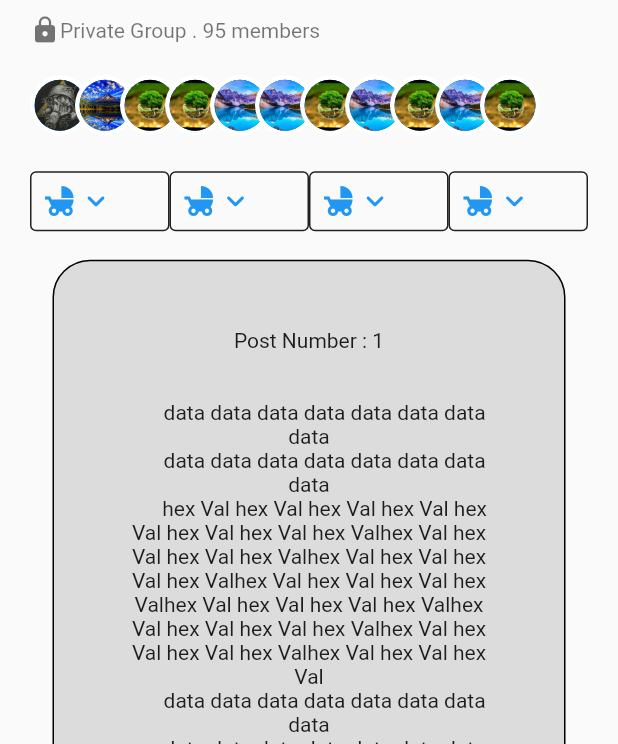
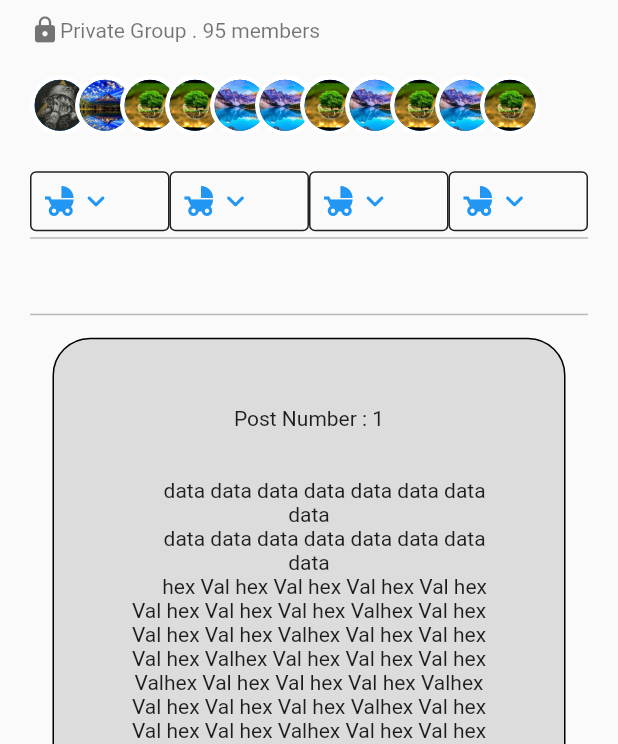
Before and after one commit to aditya995/flutterPractice, a Flutter app: the screen it shows after launch, on a phone screen of 412 x 824 dp, the part 492-1236 px from its top. Run offline on Flutter 3.47's test engine with Material 2 defaults, Android fonts, the phone set to English and light mode, and no system bars.

Commit message:
Horizontal bars added

```diff
--- a/practice_app/lib/my_body.dart
+++ b/practice_app/lib/my_body.dart
@@ -196,6 +196,17 @@ class MyBody extends StatelessWidget {
                       )
                     : SizedBox(),
 
+                Container(
+                  height: 1,
+                  color: Colors.black26,
+                ),
+                SizedBox(
+                  height: 50,
+                ),
+                Container(
+                  height: 1,
+                  color: Colors.black26,
+                ),
                 // Posts ****************************************
 
                 Column(
```
